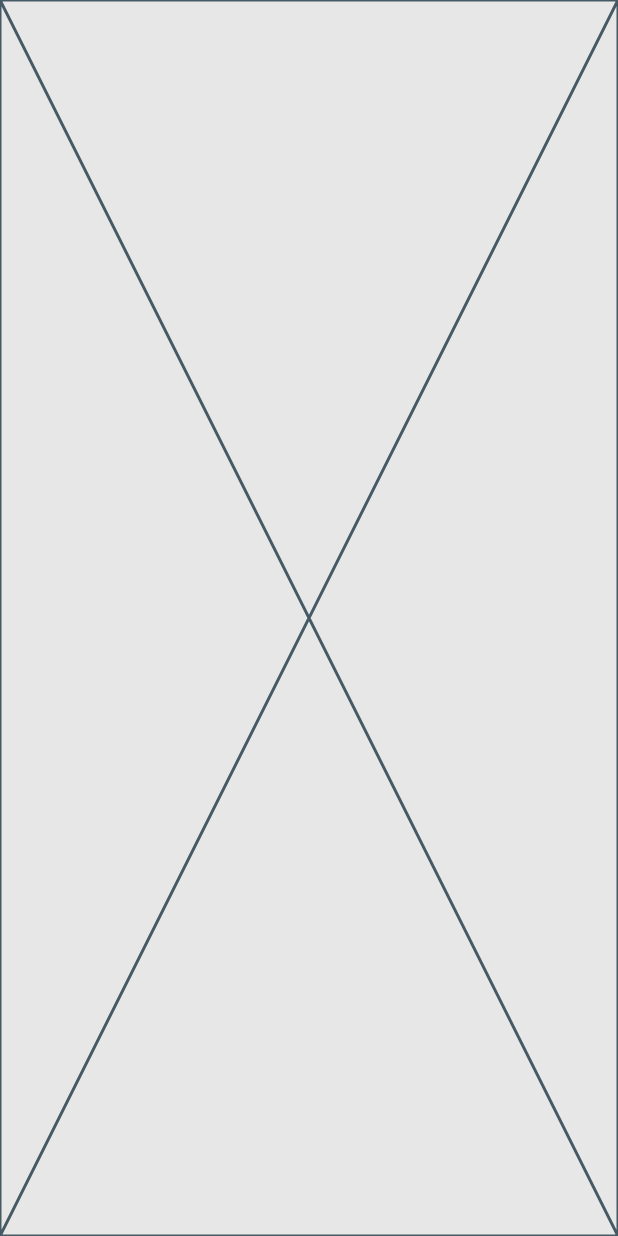
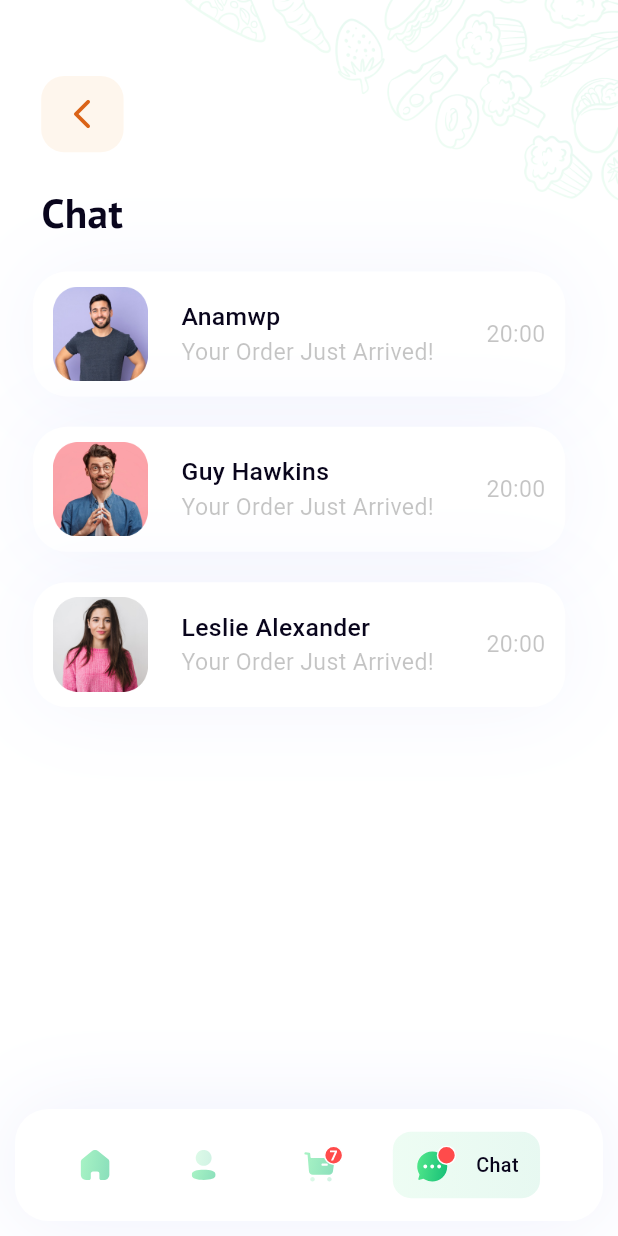
Before and after one commit to msx-git/flutter_day_6, a Flutter app: the screen it shows after launch, after a tap on an icon or button, on a phone screen of 412 x 824 dp. Run offline on Flutter 3.47's test engine with Material 3 defaults, Android fonts, the phone set to English and light mode, and no system bars; our stand-ins replace flutter_screenutil, flutter_svg, google_fonts.

Commit message:
Ui 2 is done.

```diff
--- a/lib/ui/ui_2/ui_2.dart
+++ b/lib/ui/ui_2/ui_2.dart
@@ -1,10 +1,125 @@
 import 'package:flutter/material.dart';
+import 'package:flutter_day_6/ui/ui_2/widgets/user_item.dart';
+import 'package:flutter_screenutil/flutter_screenutil.dart';
+import 'package:flutter_svg/svg.dart';
+import 'package:google_fonts/google_fonts.dart';
 
 class Ui2 extends StatelessWidget {
   const Ui2({super.key});
 
   @override
   Widget build(BuildContext context) {
-    return const Placeholder();
+    return Scaffold(
+      body: Container(
+        width: 375.w,
+        height: 812.h,
+        decoration: const BoxDecoration(
+          image: DecorationImage(
+              image: AssetImage('assets/images/b1.png'), fit: BoxFit.cover),
+        ),
+        child: Column(
+          crossAxisAlignment: CrossAxisAlignment.start,
+          children: [
+            SizedBox(height: 50.h),
+            Container(
+              width: 50.w,
+              height: 50.h,
+              margin: EdgeInsets.only(left: 25.w),
+              decoration: BoxDecoration(
+                borderRadius: BorderRadius.circular(15.r),
+                color: const Color(0xffF9A84D).withOpacity(0.1),
+              ),
+              alignment: Alignment.center,
+              child: const Icon(
+                Icons.arrow_back_ios_rounded,
+                color: Color(0xffDA6317),
+              ),
+            ),
+            Padding(
+              padding: EdgeInsets.only(left: 25.w, top: 20.h),
+              child: Text(
+                'Chat',
+                style: GoogleFonts.ptSans(
+                  color: const Color(0xff09051C),
+                  fontSize: 25.sp,
+                  fontWeight: FontWeight.w800,
+                ),
+              ),
+            ),
+
+            const UserItem(
+                name: 'Anamwp',
+                lastMessage: 'Your Order Just Arrived!',
+                time: '20:00',
+                image: 'anamwp'),
+            const UserItem(
+                name: 'Guy Hawkins',
+                lastMessage: 'Your Order Just Arrived!',
+                time: '20:00',
+                image: 'guy'),
+            const UserItem(
+                name: 'Leslie Alexander',
+                lastMessage: 'Your Order Just Arrived!',
+                time: '20:00',
+                image: 'leslie'),
+            const Expanded(child: SizedBox()),
+
+            /// Bottom Navigation Bar
+            Container(
+              margin: const EdgeInsets.all(10),
+              padding: EdgeInsets.only(left: 39.5.w, top: 15.h, bottom: 15.h),
+              decoration: BoxDecoration(
+                color: Colors.white,
+                borderRadius: BorderRadius.circular(22.r),
+                boxShadow: [
+                  BoxShadow(
+                      color: const Color(0xff5A6CEA).withOpacity(0.1),
+                      blurRadius: 50.r)
+                ],
+              ),
+              child: Row(
+                children: [
+                  /// Home
+                  SvgPicture.asset('assets/icons/ui_2_icons/home.svg'),
+                  SizedBox(width: 49.5.w),
+
+                  /// User
+                  SvgPicture.asset('assets/icons/ui_2_icons/user.svg'),
+                  SizedBox(width: 52.w),
+                  SvgPicture.asset('assets/icons/ui_2_icons/cart.svg'),
+                  SizedBox(width: 30.w),
+                  Container(
+                    padding:
+                        EdgeInsets.symmetric(vertical: 9.h, horizontal: 13.w),
+                    decoration: BoxDecoration(
+                      borderRadius: BorderRadius.circular(12.r),
+                      gradient: LinearGradient(colors: [
+                        const Color(0xff53E88B).withOpacity(0.1),
+                        const Color(0xff15BE77).withOpacity(0.1),
+                      ]),
+                    ),
+                    child: Row(
+                      children: [
+                        SvgPicture.asset('assets/icons/ui_2_icons/chat.svg'),
+                        SizedBox(width: 12.w),
+                        Text(
+                          'Chat',
+                          style: TextStyle(
+                            color: const Color(0xff09051C),
+                            fontWeight: FontWeight.w500,
+                            fontSize: 12.sp,
+                          ),
+                        )
+                      ],
+                    ),
+                  ),
+                  // SvgPicture.asset('assets/icons/ui_1_icons/chat.svg'),
+                ],
+              ),
+            )
+          ],
+        ),
+      ),
+    );
   }
 }
--- /dev/null
+++ b/lib/ui/ui_2/widgets/user_item.dart
@@ -0,0 +1,77 @@
+import 'package:flutter/material.dart';
+import 'package:flutter_screenutil/flutter_screenutil.dart';
+
+class UserItem extends StatelessWidget {
+  const UserItem(
+      {super.key,
+      required this.name,
+      required this.lastMessage,
+      required this.time,
+      required this.image});
+
+  final String name;
+  final String lastMessage;
+  final String time;
+
+  final String image;
+
+  @override
+  Widget build(BuildContext context) {
+    return Container(
+      margin: EdgeInsets.only(left: 20.w, right: 32.w, top: 20.h),
+      padding:
+          EdgeInsets.only(left: 10.w, right: 12.w, bottom: 10.h, top: 10.h),
+      decoration: BoxDecoration(
+        borderRadius: BorderRadius.circular(22.r),
+        color: Colors.white,
+        boxShadow: [
+          BoxShadow(
+            color: const Color(0xff5A6CEA).withOpacity(0.07),
+            blurRadius: 50.r,
+          ),
+        ],
+      ),
+      child: Row(
+        //crossAxisAlignment: CrossAxisAlignment.start,
+        children: [
+          Image.asset(
+            'assets/images/$image.png',
+            height: 62.h,
+            width: 62.w,
+          ),
+          SizedBox(width: 18.w),
+          Expanded(
+            child: Column(
+              crossAxisAlignment: CrossAxisAlignment.start,
+              mainAxisAlignment: MainAxisAlignment.center,
+              children: [
+                Text(
+                  name,
+                  style: TextStyle(
+                      fontWeight: FontWeight.w500,
+                      fontSize: 15.sp,
+                      color: const Color(0xff09051C)),
+                ),
+                Text(
+                  lastMessage,
+                  style: TextStyle(
+                    color: const Color(0xff3B3B3B).withOpacity(0.3),
+                    fontSize: 14.sp,
+                  ),
+                ),
+              ],
+            ),
+          ),
+          Text(
+            time,
+            style: TextStyle(
+              fontWeight: FontWeight.w400,
+              fontSize: 14.sp,
+              color: const Color(0xff3B3B3B).withOpacity(0.3),
+            ),
+          ),
+        ],
+      ),
+    );
+  }
+}
```
Also changed, not shown: assets/icons/ui_2_icons/cart.svg (added), assets/icons/ui_2_icons/chat.svg (added), assets/icons/ui_2_icons/home.svg (added), assets/icons/ui_2_icons/user.svg (added).
